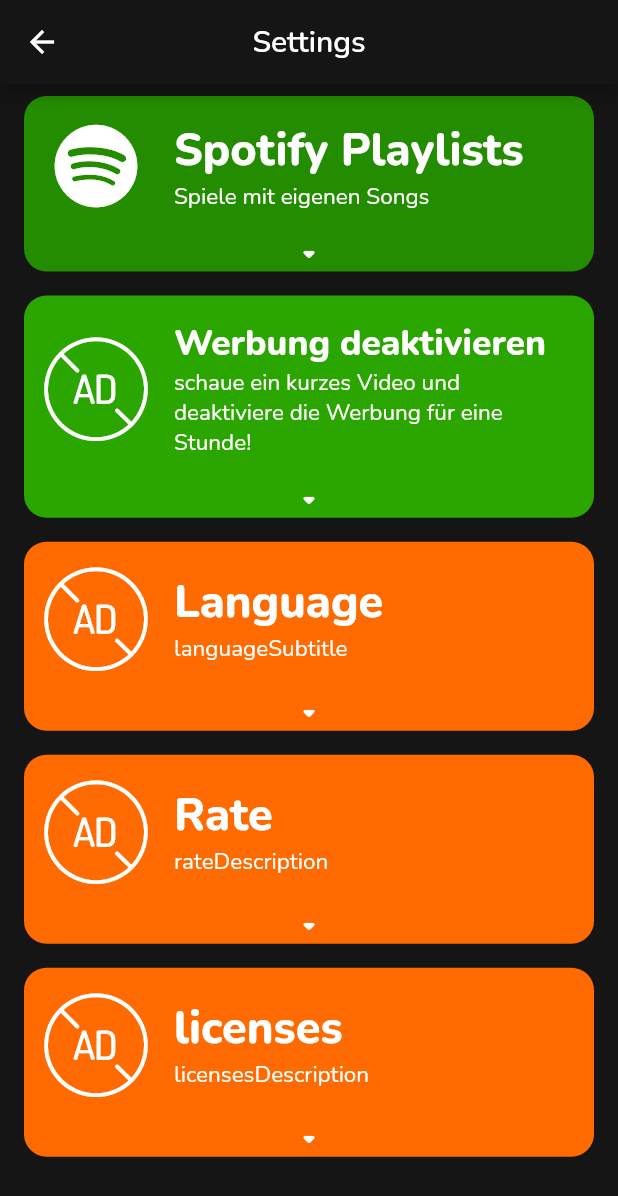
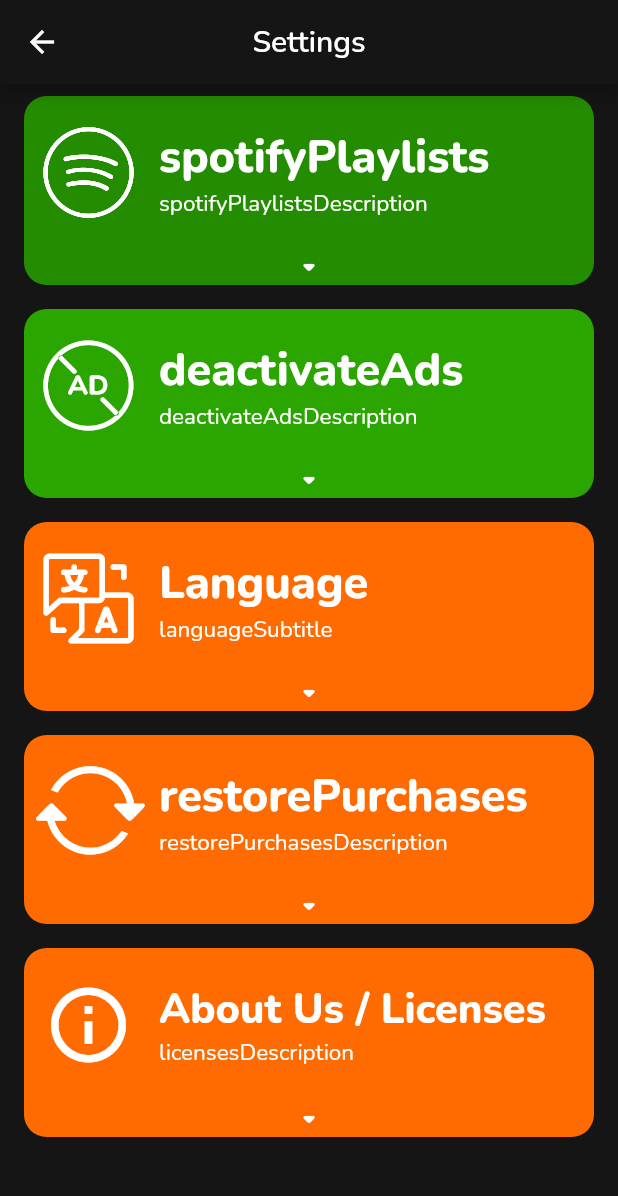
Before and after one commit to tooxo/Drinkr, a Flutter app: the screen it shows after launch, after a tap on the "settings" icon, on a phone screen of 412 x 824 dp. Shown: the top 1196 px of the screen. Run offline on Flutter 3.47's test engine with Material 2 defaults, Android fonts, the phone set to English and light mode, and no system bars; drawn by our look-alikes of expandable; our stand-ins replace audioplayers, auto_size_text, cached_network_image, connectivity, easy_localization, flutter_localized_locales and 10 more; missing offline and left inert: assorted_layout_widgets, audiowaveformFlutter, circular_reveal_animation, in_app_purchase_android, overlay_dialog, pedantic; accounts and stored records are empty; project files that could hold a hidden picture were left out.

Commit message:
added more ads and fixes

```diff
--- a/assets/text/en/gts.spotify_playlists.txt
+++ /dev/null
@@ -1,6 +0,0 @@
-https://open.spotify.com/playlist/37i9dQZEVXbMDoHDwVN2tF
-https://open.spotify.com/playlist/3TZHDLhTIERcHiiAOrf7jH
-https://open.spotify.com/playlist/008G1BbvK1NQvbAV8MHvDz
-https://open.spotify.com/playlist/0qtr13sG0cuvbFLQwvZGnt
-https://open.spotify.com/playlist/37i9dQZF1DX0011TOiJEnw
-https://open.spotify.com/playlist/0xJh1VJslXgWptk43viIsH?si=vktTpbHqSqG6B_lbjLV57w
--- a/lib/menus/setting.dart
+++ b/lib/menus/setting.dart
@@ -1,10 +1,10 @@
-import 'dart:io';
+import 'dart:async';
 import 'dart:ui';
 
-import 'package:app_review/app_review.dart';
 import 'package:drinkr/menus/licenses.dart';
 import 'package:drinkr/utils/ad.dart';
 import 'package:drinkr/utils/custom_icons.dart';
+import 'package:drinkr/utils/purchases.dart';
 import 'package:drinkr/utils/spotify_api.dart';
 import 'package:drinkr/utils/spotify_storage.dart';
 import 'package:drinkr/widgets/custom_radio.dart';
@@ -18,9 +18,12 @@ import 'package:flutter/rendering.dart';
 import 'package:flutter_localized_locales/flutter_localized_locales.dart';
 import 'package:google_fonts/google_fonts.dart';
 import 'package:easy_localization/easy_localization.dart';
+import 'package:hive/hive.dart';
+import 'package:in_app_purchase/in_app_purchase.dart';
 import 'package:progress_state_button/iconed_button.dart';
 import 'package:progress_state_button/progress_button.dart';
-import 'package:shared_preferences/shared_preferences.dart';
+
+import 'game_mode.dart';
 
 class Settings extends StatefulWidget {
   @override
@@ -54,6 +57,68 @@ class SettingsState extends State<Settings> {
     setState(() {
       adButtonState = newState;
     });
+  }
+
+  late StreamSubscription<BoxEvent> playlistSubscription;
+
+  PurchaseState purchaseState = PurchaseState.AVAILABLE;
+
+  void _listenToPurchaseUpdated(List<PurchaseDetails> purchaseDetailsList) {
+    purchaseDetailsList.forEach((PurchaseDetails purchaseDetails) async {
+      if (purchaseDetails.status == PurchaseStatus.pending) {
+        setState(() {
+          purchaseState = PurchaseState.IN_PROGRESS;
+        });
+      } else {
+        if (purchaseDetails.status == PurchaseStatus.error) {
+          setState(() {
+            purchaseState = PurchaseState.AVAILABLE;
+          });
+        } else if (purchaseDetails.status == PurchaseStatus.purchased ||
+            purchaseDetails.status == PurchaseStatus.restored) {
+          setState(() {
+            purchaseState = PurchaseState.DONE;
+          });
+          await Purchases.setPremiumPurchased();
+        }
+        if (purchaseDetails.pendingCompletePurchase) {
+          await InAppPurchase.instance.completePurchase(purchaseDetails);
+        }
+      }
+    });
+  }
+
+  @override
+  void initState() {
+    super.initState();
+    playlistSubscription = SpotifyStorage.playlists_box.watch().listen(
+      (BoxEvent event) {
+        setState(() {});
+      },
+    );
+
+    InAppPurchase.instance.purchaseStream
+        .listen((List<PurchaseDetails> purchaseDetails) {
+      _listenToPurchaseUpdated(purchaseDetails);
+    });
+
+    Purchases.isPremiumPurchased().then(
+      (bool value) => {
+        setState(
+          () {
+            if (purchaseState == PurchaseState.AVAILABLE && value) {
+              purchaseState = PurchaseState.DONE;
+            }
+          },
+        )
+      },
+    );
+  }
+
+  @override
+  void dispose() {
+    playlistSubscription.cancel();
+    super.dispose();
   }
 
   @override
@@ -102,11 +167,11 @@ class SettingsState extends State<Settings> {
                         vertical: 16,
                       ),
                       child: IconListTile(
-                        iconData: CustomIcons.spotify,
-                        title: "Spotify Playlists",
-                        subtitle: "Spiele mit eigenen Songs",
+                        iconData: CustomIcons.spotify_outline,
+                        title: "spotifyPlaylists".tr(),
+                        subtitle: "spotifyPlaylistsDescription".tr(),
                         onTap: () {},
-                        iconSize: 55,
+                        // iconSize: 55,
                       ),
                     ),
                     collapsed: GestureDetector(
@@ -144,6 +209,14 @@ class SettingsState extends State<Settings> {
                                   children: [
                                     for (Playlist p
                                         in SpotifyStorage.playlists_box.values
+                                            .where(
+                                              (Playlist element) =>
+                                                  element.localeString ==
+                                                      null ||
+                                                  element.localeString ==
+                                                      context
+                                                          .locale.languageCode,
+                                            )
                                             .toList()
                                           ..sort())
                                       SpotifyTile(
@@ -217,10 +290,11 @@ class SettingsState extends State<Settings> {
                         vertical: 16,
                       ),
                       child: IconListTile(
-                        title: "Werbung deaktivieren",
+                        title: "deactivateAds".tr(),
                         subtitle:
-                            "schaue ein kurzes Video und deaktiviere die Werbung für eine Stunde!",
-                        iconData: CustomIcons.noad,
+                            "deactivateAdsDescription".tr(),
+                        iconData: CustomIcons.no_ad,
+                        // iconSize: 55,
                         onTap: () {},
                       ),
                     ),
@@ -277,7 +351,7 @@ class SettingsState extends State<Settings> {
                         ),
                         Center(
                           child: Text(
-                            "30-sekündiges Video schauen,\num Werbung für 1h zu deaktivieren",
+                            "deactivateAdsText".tr(),
                             style: GoogleFonts.nunito(
                               color: Colors.white,
                               fontSize: 10,
@@ -316,7 +390,7 @@ class SettingsState extends State<Settings> {
                       child: IconListTile(
                         title: "language".tr(),
                         subtitle: "languageSubtitle".tr(),
-                        iconData: CustomIcons.noad,
+                        iconData: CustomIcons.translation,
                         onTap: () {},
                       ),
                     ),
@@ -348,6 +422,9 @@ class SettingsState extends State<Settings> {
                                   onTap: () async {
                                     await EasyLocalization.of(context)!
                                         .setLocale(locale);
+                                    unawaited(SpotifyStorage
+                                        .initializePreshippedPlaylists(
+                                            context));
                                     setState(() {});
                                   },
                                   child: ListTile(
@@ -369,6 +446,9 @@ class SettingsState extends State<Settings> {
                                       onChanged: (Locale value) async {
                                         await EasyLocalization.of(context)!
                                             .setLocale(locale);
+                                        unawaited(SpotifyStorage
+                                            .initializePreshippedPlaylists(
+                                                context));
                                         setState(() {});
                                       },
                                     ),
@@ -405,9 +485,9 @@ class SettingsState extends State<Settings> {
                         vertical: 16,
                       ),
                       child: IconListTile(
-                        title: "rate".tr(),
-                        subtitle: "rateDescription".tr(),
-                        iconData: CustomIcons.noad,
+                        title: "restorePurchases".tr(),
+                        subtitle: "restorePurchasesDescription".tr(),
+                        iconData: CustomIcons.refresh,
                         onTap: () {},
                       ),
                     ),
@@ -427,21 +507,25 @@ class SettingsState extends State<Settings> {
                           ),
                         ),
                         Padding(
+                          padding: const EdgeInsets.only(
+                            left: 8,
+                            right: 8,
+                            bottom: 8,
+                          ),
+                          child: Column(
+                            children: [
+                              Padding(
                                 padding: const EdgeInsets.all(8.0),
                                 child: TextButton(
                                   onPressed: () async {
-                              if (Platform.isAndroid) {
-                                print(await AppReview.openAndroidReview());
-                              }
-                              if (Platform.isIOS) {
-                                print(await AppReview.openIosReview());
-                              }
+                                    await InAppPurchase.instance
+                                        .restorePurchases();
                                   },
                                   child: Padding(
                                     padding: const EdgeInsets.symmetric(
                                         vertical: 4.0, horizontal: 8),
                                     child: Text(
-                                "rate",
+                                      "restore",
                                       style: GoogleFonts.nunito(
                                         color: Colors.white,
                                         fontWeight: FontWeight.bold,
@@ -450,23 +534,15 @@ class SettingsState extends State<Settings> {
                                     ).tr(),
                                   ),
                                   style: TextButton.styleFrom(
-                              backgroundColor: Colors.black.withOpacity(.4),
+                                    backgroundColor:
+                                        Colors.black.withOpacity(.4),
                                     shape: RoundedRectangleBorder(
                                       borderRadius: BorderRadius.circular(25),
                                     ),
                                   ),
                                 ),
                               ),
-                        ConstrainedBox(
-                          constraints: BoxConstraints(maxWidth: 120),
-                          child: Text(
-                            "Du wirst zum PlayStore weitergeleitet, danke!",
-                            style: GoogleFonts.nunito(
-                              fontWeight: FontWeight.bold,
-                              color: Colors.white,
-                              fontSize: 10,
-                            ),
-                            textAlign: TextAlign.center,
+                            ],
                           ),
                         ),
                         Icon(
@@ -497,9 +573,9 @@ class SettingsState extends State<Settings> {
                         vertical: 16,
                       ),
                       child: IconListTile(
-                        title: "licenses".tr(),
+                        title: "about".tr(),
                         subtitle: "licensesDescription".tr(),
-                        iconData: CustomIcons.noad,
+                        iconData: Icons.info_outline,
                         onTap: () {},
                       ),
                     ),
--- a/lib/utils/ad.dart
+++ b/lib/utils/ad.dart
@@ -1,4 +1,5 @@
 import 'package:drinkr/main.dart';
+import 'package:drinkr/utils/purchases.dart';
 import 'package:flutter/material.dart';
 import 'package:google_fonts/google_fonts.dart';
 import 'package:google_mobile_ads/google_mobile_ads.dart';
@@ -27,6 +28,9 @@ Future<bool> shouldShowAds() async {
 Future<bool> shouldShowAdDialog() async {
   if (!ADS_ENABLED) return false;
   SharedPreferences preferences = await SharedPreferences.getInstance();
+  if (await Purchases.isPremiumPurchased()) {
+    return false;
+  }
   if (preferences.getBool(AD_DIALOG_SETTING) ?? true) {
     DateTime millisSinceLastShow = DateTime.fromMillisecondsSinceEpoch(
         preferences.getInt(LAST_AD_DISPLAY) ?? 0);
--- a/lib/utils/custom_icons.dart
+++ b/lib/utils/custom_icons.dart
@@ -32,4 +32,13 @@ class CustomIcons {
       IconData(0xe80d, fontFamily: 'GameModeIcons', fontPackage: _kFontPkg);
   static const IconData game_mode_quiz =
       IconData(0xe810, fontFamily: 'GameModeIcons', fontPackage: _kFontPkg);
+
+  static const IconData spotify_outline =
+      IconData(0xe812, fontFamily: 'SettingsIcons', fontPackage: _kFontPkg);
+  static const IconData no_ad =
+      IconData(0xe813, fontFamily: 'SettingsIcons', fontPackage: _kFontPkg);
+  static const IconData translation =
+      IconData(0xe814, fontFamily: 'SettingsIcons', fontPackage: _kFontPkg);
+  static const IconData refresh =
+      IconData(0xe816, fontFamily: 'SettingsIcons', fontPackage: _kFontPkg);
 }
--- a/lib/utils/spotify_api.dart
+++ b/lib/utils/spotify_api.dart
@@ -39,6 +39,8 @@ class Playlist with Comparable<Playlist> {
   bool enabled;
   @HiveField(8)
   bool included;
+  @HiveField(9)
+  String? localeString;
 
   String get url => "https://open.spotify.com/playlist/$id";
 
@@ -51,6 +53,7 @@ class Playlist with Comparable<Playlist> {
     required this.lastFetch,
     required this.enabled,
     required this.included,
+    this.localeString,
   });
 
   @override
@@ -116,8 +119,11 @@ class Spotify {
     return jsonResponse["access_token"];
   }
 
-  Future<Playlist?> getPlaylistWithoutSongs(String playlistId,
-      {bool included = true}) async {
+  Future<Playlist?> getPlaylistWithoutSongs(
+    String playlistId, {
+    bool included = true,
+    String? locale,
+  }) async {
     Playlist? cachePlaylist =
         SpotifyStorage.getPlaylistFromSpotifyCache(playlistId);
 
@@ -139,7 +145,9 @@ class Spotify {
       snapshotId: info_json_response["snapshot_id"],
       lastFetch: DateTime.fromMillisecondsSinceEpoch(0),
       enabled: cachePlaylist?.enabled ?? true,
-        included: included);
+      included: included,
+      localeString: locale,
+    );
     return playlist;
   }
 
--- a/lib/utils/spotify_storage.dart
+++ b/lib/utils/spotify_storage.dart
@@ -2,6 +2,7 @@ import 'package:drinkr/utils/file.dart';
 import 'package:drinkr/utils/networking.dart';
 import 'package:drinkr/utils/spotify_api.dart';
 import 'package:drinkr/utils/types.dart';
+import 'package:easy_localization/easy_localization.dart';
 import 'package:hive/hive.dart';
 import 'package:flutter/material.dart';
 
@@ -21,13 +22,15 @@ class SpotifyStorage {
             .map((e) => e!)
             .toList();
 
+    String locale = context.locale.languageCode;
+
     List<String> missingPlaylistIds = playlistIds
         .where((element) => !playlists_box.keys.contains(element))
         .toList();
 
     if (await checkConnection()) {
       for (String pid in missingPlaylistIds) {
-        Playlist? p = await Spotify().getPlaylistWithoutSongs(pid);
+        Playlist? p = await Spotify().getPlaylistWithoutSongs(pid, locale: locale);
         if (p == null) continue;
 
         await playlists_box.put(pid, p);
--- a/lib/widgets/icon_list_tile.dart
+++ b/lib/widgets/icon_list_tile.dart
@@ -17,7 +17,7 @@ class IconListTile extends StatelessWidget {
     required this.title,
     required this.subtitle,
     required this.onTap,
-    this.iconSize = 70,
+    this.iconSize = 60,
     this.color = Colors.white,
   });
 
@@ -30,9 +30,10 @@ class IconListTile extends StatelessWidget {
           padding: const EdgeInsets.only(right: 12.0),
           child: ConstrainedBox(
             constraints: BoxConstraints(
-              minWidth: 80,
-              maxWidth: 80,
-              maxHeight: 80
+              minWidth: 70,
+                maxWidth: 70,
+              maxHeight: 70,
+              minHeight: 70
             ),
             child: Icon(
               iconData,
--- a/pubspec.yaml
+++ b/pubspec.yaml
@@ -99,8 +99,9 @@ flutter:
     - family: AlcoholIcons
       fonts:
         - asset: assets/fonts/AlcoholIcons.ttf
-
-
+    - family: SettingsIcons
+      fonts:
+        - asset: assets/fonts/SettingsIcons.ttf
 
 flutter_icons:
   android: "launcher_icon"
```
Also changed, not shown: assets/i18n/de.json (+12 -1 lines), assets/text/de/gts.spotify_playlists.txt (+4 -6 lines), assets/fonts/SettingsIcons.ttf (added), lib/utils/spotify_api.g.dart. Lines whose indentation alone changed are shown as unchanged.
